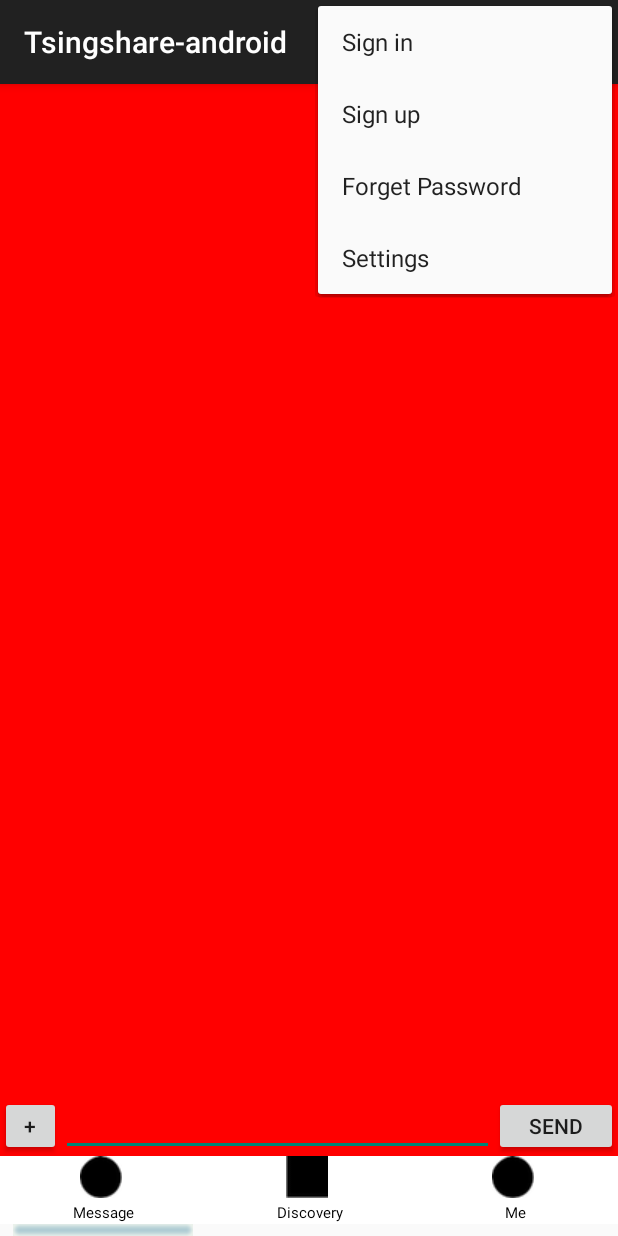
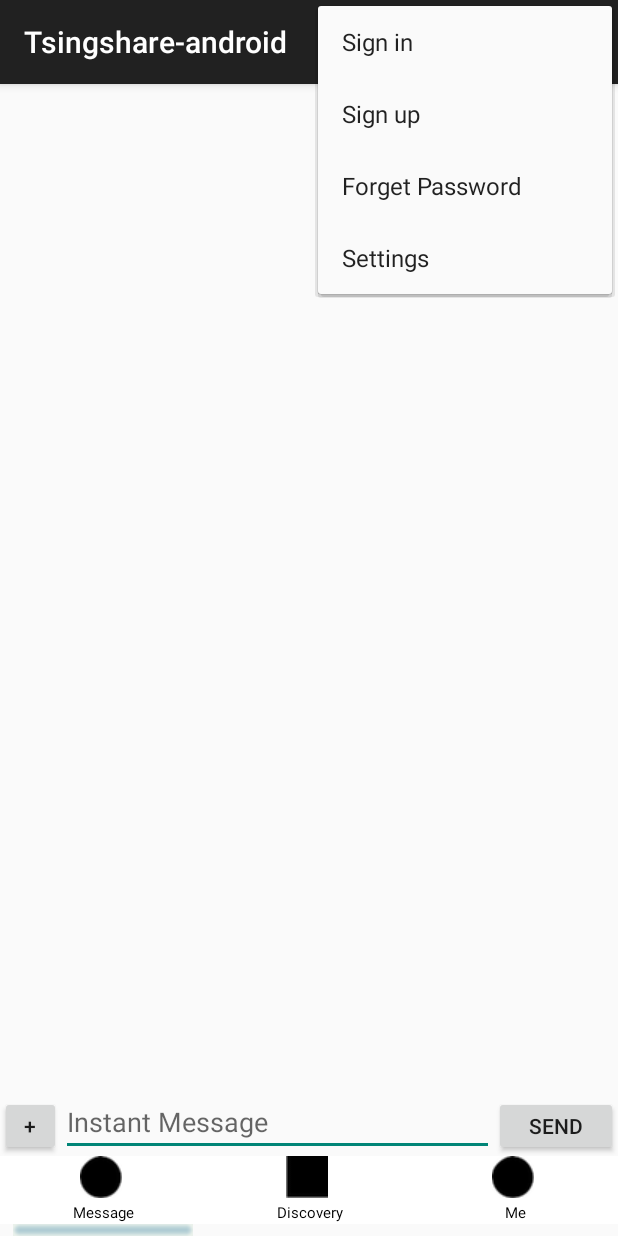
Before and after one commit to whn09/Tsingshare-android, an Android app: the screen it shows after launch (MainActivity), with the options menu open, on a phone screen of 412 x 824 dp. Run offline under Robolectric (Android 15) with nearby library versions, the phone set to English and light mode, and no system bars.

Commit message:
minor fix

```diff
--- a/app/src/main/res/layout/activity_main_discovery.xml
+++ b/app/src/main/res/layout/activity_main_discovery.xml
@@ -2,8 +2,7 @@
 <LinearLayout xmlns:android="http://schemas.android.com/apk/res/android"
     android:layout_width="match_parent" android:layout_height="match_parent"
     android:orientation="vertical"
-    android:id="@+id/discovery"
-    android:background="#00FF00">
+    android:id="@+id/discovery">
 
     <ListView
         android:layout_width="match_parent"
--- a/app/src/main/res/layout/activity_main_me.xml
+++ b/app/src/main/res/layout/activity_main_me.xml
@@ -1,7 +1,6 @@
 <?xml version="1.0" encoding="utf-8"?>
 <LinearLayout xmlns:android="http://schemas.android.com/apk/res/android"
-    android:layout_width="match_parent" android:layout_height="match_parent"
-    android:background="#0000FF">
+    android:layout_width="match_parent" android:layout_height="match_parent">
 
     <ListView
         android:layout_width="wrap_content"
--- a/app/src/main/res/layout/activity_main_message.xml
+++ b/app/src/main/res/layout/activity_main_message.xml
@@ -2,8 +2,7 @@
 <LinearLayout xmlns:android="http://schemas.android.com/apk/res/android"
     android:layout_width="match_parent" android:layout_height="match_parent"
     android:gravity="center_horizontal"
-    android:orientation="vertical"
-    android:background="#FF0000">
+    android:orientation="vertical">
 
     <ListView
         android:layout_width="match_parent"
@@ -31,6 +30,7 @@
         android:ems="10"
         android:id="@+id/editText"
         android:layout_weight="7"
+        android:hint="Instant Message"
         android:layout_gravity="bottom" />
 
         <Button
```
